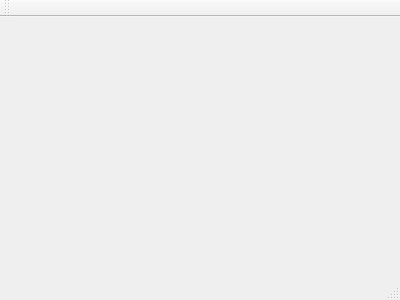
Qt form JSONToClass/jsonwindow.ui (HOLDfoot/JSONToClass) before a commit.
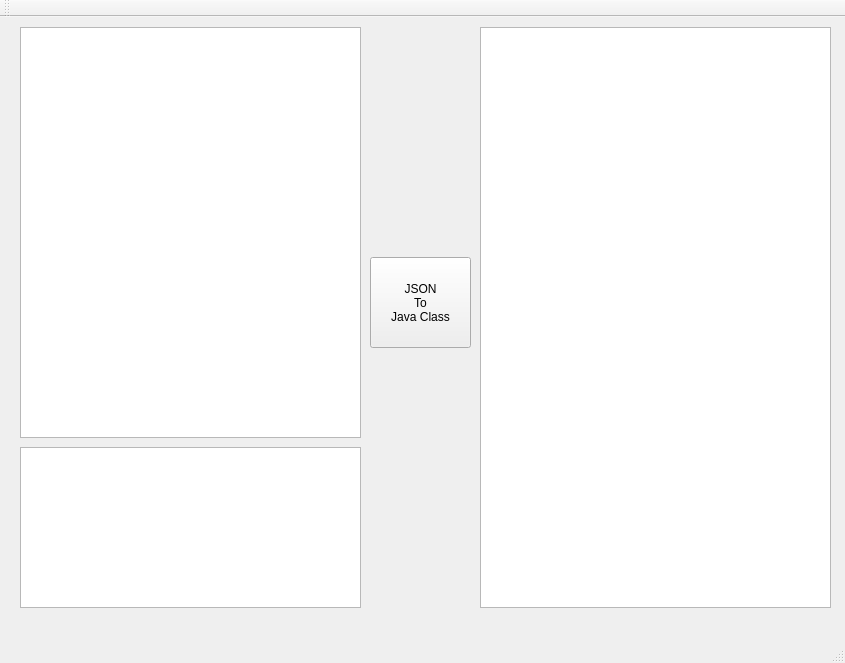
The same form after that commit.

Patch:
```diff
--- a/JSONToClass/jsonwindow.ui
+++ b/JSONToClass/jsonwindow.ui
@@ -1,24 +1,92 @@
 <ui version="4.0">
  <class>JsonWindow</class>
- <widget class="QMainWindow" name="JsonWindow" >
-  <property name="geometry" >
+ <widget class="QMainWindow" name="JsonWindow">
+  <property name="geometry">
    <rect>
     <x>0</x>
     <y>0</y>
-    <width>400</width>
-    <height>300</height>
+    <width>845</width>
+    <height>663</height>
    </rect>
   </property>
   <property name="windowTitle" >
    <string>JsonWindow</string>
   </property>
-  <widget class="QMenuBar" name="menuBar" />
-  <widget class="QToolBar" name="mainToolBar" />
-  <widget class="QWidget" name="centralWidget" />
-  <widget class="QStatusBar" name="statusBar" />
+  <widget class="QWidget" name="centralWidget">
+   <widget class="QPushButton" name="pushButton">
+    <property name="geometry">
+     <rect>
+      <x>370</x>
+      <y>240</y>
+      <width>101</width>
+      <height>91</height>
+     </rect>
+    </property>
+    <property name="text">
+     <string>JSON
+To
+Java Class</string>
+    </property>
+   </widget>
+   <widget class="QTextEdit" name="textEdit">
+    <property name="geometry">
+     <rect>
+      <x>20</x>
+      <y>10</y>
+      <width>341</width>
+      <height>411</height>
+     </rect>
+    </property>
+    <property name="html">
+     <string>&lt;!DOCTYPE HTML PUBLIC &quot;-//W3C//DTD HTML 4.0//EN&quot; &quot;http://www.w3.org/TR/REC-html40/strict.dtd&quot;&gt;
+&lt;html&gt;&lt;head&gt;&lt;meta name=&quot;qrichtext&quot; content=&quot;1&quot; /&gt;&lt;style type=&quot;text/css&quot;&gt;
+p, li { white-space: pre-wrap; }
+&lt;/style&gt;&lt;/head&gt;&lt;body style=&quot; font-family:'.SF NS Text'; font-size:13pt; font-weight:400; font-style:normal;&quot;&gt;
+&lt;p style=&quot;-qt-paragraph-type:empty; margin-top:0px; margin-bottom:0px; margin-left:0px; margin-right:0px; -qt-block-indent:0; text-indent:0px;&quot;&gt;&lt;br /&gt;&lt;/p&gt;&lt;/body&gt;&lt;/html&gt;</string>
+    </property>
+   </widget>
+   <widget class="QTextEdit" name="textEdit_2">
+    <property name="geometry">
+     <rect>
+      <x>20</x>
+      <y>430</y>
+      <width>341</width>
+      <height>161</height>
+     </rect>
+    </property>
+   </widget>
+   <widget class="QListWidget" name="listWidget">
+    <property name="geometry">
+     <rect>
+      <x>480</x>
+      <y>10</y>
+      <width>351</width>
+      <height>581</height>
+     </rect>
+    </property>
+   </widget>
+  </widget>
+  <widget class="QMenuBar" name="menuBar">
+   <property name="geometry">
+    <rect>
+     <x>0</x>
+     <y>0</y>
+     <width>845</width>
+     <height>22</height>
+    </rect>
+   </property>
+  </widget>
+  <widget class="QToolBar" name="mainToolBar">
+   <attribute name="toolBarArea">
+    <enum>TopToolBarArea</enum>
+   </attribute>
+   <attribute name="toolBarBreak">
+    <bool>false</bool>
+   </attribute>
+  </widget>
+  <widget class="QStatusBar" name="statusBar"/>
  </widget>
- <layoutDefault spacing="6" margin="11" />
- <pixmapfunction></pixmapfunction>
+ <layoutdefault spacing="6" margin="11"/>
  <resources/>
  <connections/>
 </ui>
```
Left out of the diff: 3 changed lines with no effect on the pictures.
